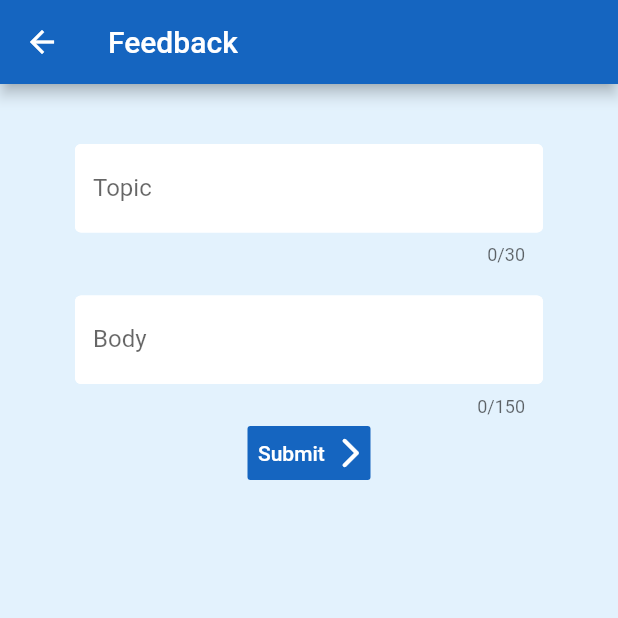
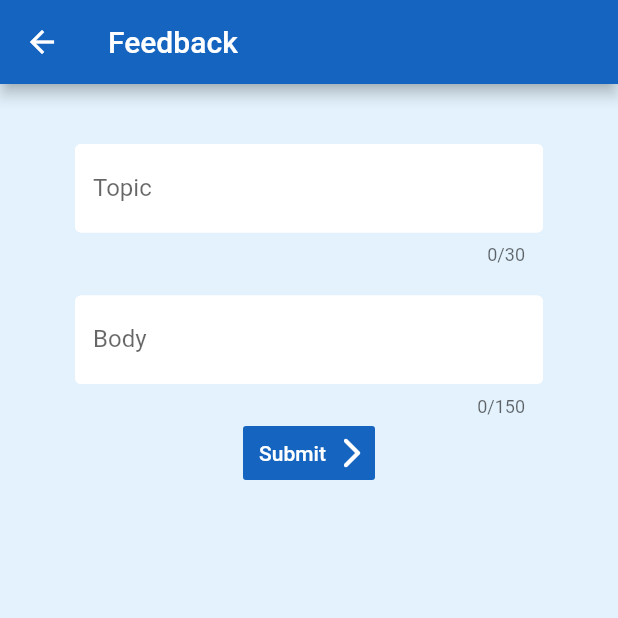
Before and after one commit to LakshBharani/VaxiCheck, a Flutter app: the FeedBack screen opened directly, on a phone screen of 412 x 824 dp, the top half of it. Run offline on Flutter 3.47's test engine with Material 2 defaults, Android fonts, the light colour scheme and no system bars; our stand-ins replace cloud_firestore, firebase_auth, firebase_core, firebase_messaging, firebase_storage, flutter_spinkit and 2 more; missing offline and left inert: firebase_app_check; accounts and stored records are empty.

```diff
--- a/lib/main.dart
+++ b/lib/main.dart
@@ -3,6 +3,7 @@
 import 'package:firebase_app_check/firebase_app_check.dart';
 import 'package:firebase_auth/firebase_auth.dart';
 import 'package:firebase_core/firebase_core.dart';
+import 'package:firebase_messaging/firebase_messaging.dart';
 import 'package:flutter/material.dart';
 import 'package:provider/provider.dart';
 import 'package:vaxicheck/models/user.dart';
--- a/lib/screens/feedback.dart
+++ b/lib/screens/feedback.dart
@@ -101,9 +101,7 @@ class _FeedBackState extends State<FeedBack> {
                         });
                       },
                     ),
-                    SizedBox(
-                      width: 82,
-                      child: FlatButton(
+                    FlatButton(
                       padding: EdgeInsets.only(right: 0, left: 7),
                       color: Colors.blue[800],
                       textColor: Colors.white,
@@ -136,6 +134,9 @@ class _FeedBackState extends State<FeedBack> {
                             : null;
                       },
                       child: Row(
+                        crossAxisAlignment: CrossAxisAlignment.center,
+                        mainAxisAlignment: MainAxisAlignment.center,
+                        mainAxisSize: MainAxisSize.min,
                         children: [
                           Text("Submit"),
                           SizedBox(
@@ -145,7 +146,6 @@ class _FeedBackState extends State<FeedBack> {
                             Icons.arrow_forward_ios_rounded,
                           ),
                         ],
-                        ),
                       ),
                     ),
                   ],
--- a/lib/screens/new_vacc.dart
+++ b/lib/screens/new_vacc.dart
@@ -195,7 +195,7 @@ class _NewVaccinePageState extends State<NewVaccinePage> {
                           ),
                           Container(
                             height: 200,
-                            width: 290,
+                            width: MediaQuery.of(context).size.width,
                             color: Colors.white,
                             child: isImageAdded
                                 ? Image.network(imageUrl)
@@ -235,7 +235,7 @@ class _NewVaccinePageState extends State<NewVaccinePage> {
                                     ),
                                   ),
                           ),
-                            SizedBox(
+                          SizedBox(
                             height: 25,
                           ),
                           Row(
```
Also changed, not shown: lib/screens/home.dart (+40 -0 lines), 69 other files. Lines whose indentation alone changed are shown as unchanged.
